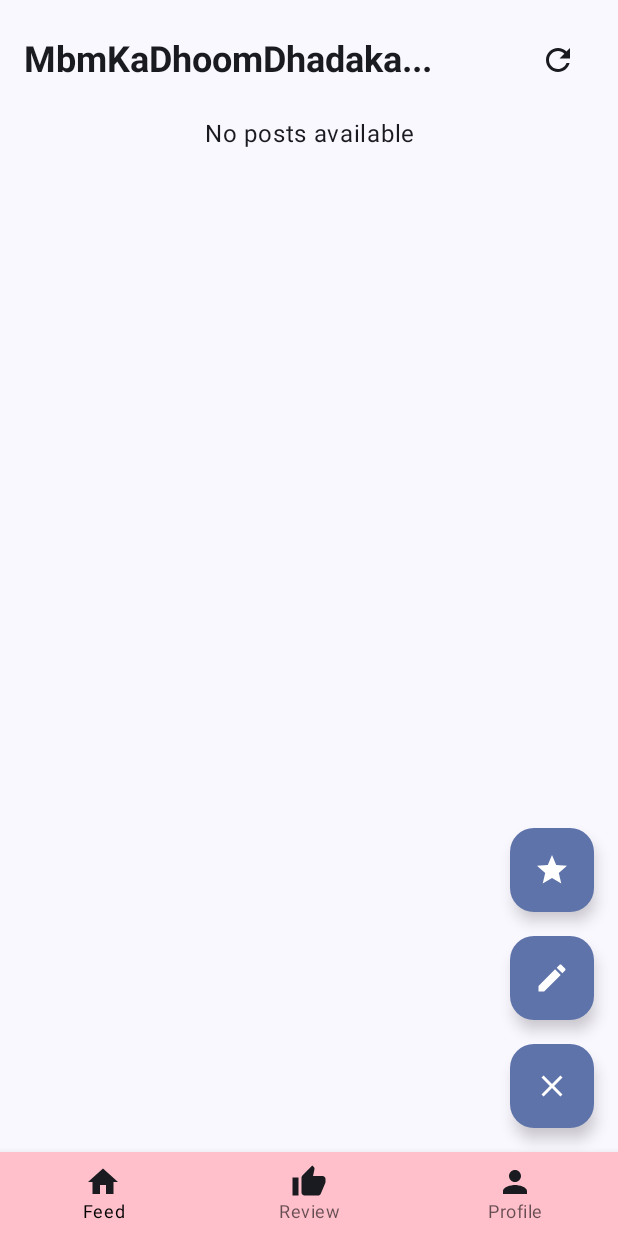
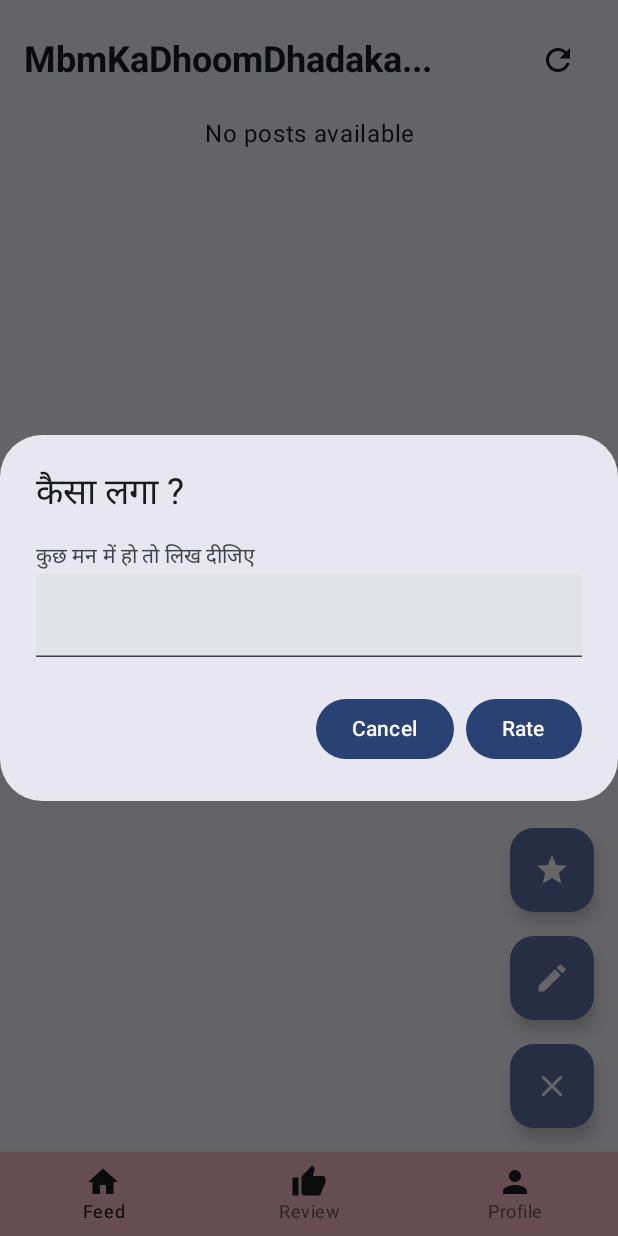
Before and after one commit to bhaskarkatara/MbmReviewer-feed-mobile-application, an Android app built with Jetpack Compose: the FeedScreen screen opened through its navigation route, after a tap on "Rate this app", on a phone screen of 412 x 824 dp. Run offline under Robolectric (Android 15) with nearby library versions, the phone set to English and light mode, and no system bars; our stand-ins replace Firebase (no records; nobody signed in at launch, a user with empty details on screens opened directly), livedata-compose; pictures from the network do not load; 2 other taps on this screen came first.

```diff
--- a/app/src/main/java/com/example/mbmkadhumdhadaka/pages/FeedScreen.kt
+++ b/app/src/main/java/com/example/mbmkadhumdhadaka/pages/FeedScreen.kt
@@ -12,7 +12,6 @@ import androidx.compose.foundation.layout.*
 import androidx.compose.foundation.lazy.LazyColumn
 import androidx.compose.foundation.lazy.items
 import androidx.compose.foundation.shape.CircleShape
-import androidx.compose.foundation.shape.RoundedCornerShape
 import androidx.compose.material.icons.Icons
 import androidx.compose.material.icons.filled.Add
 import androidx.compose.material.icons.filled.Close
@@ -136,6 +135,41 @@ fun FeedScreen(navController: NavController, postViewModel: PostViewModel,authVi
                 .padding(16.dp)
                 .align(Alignment.BottomEnd)
         ) {
+            if (isClickToFeedback) {
+                AlertDialog(
+                    onDismissRequest = { isClickToFeedback = false },
+                    title = { Text(text = "कैसा लगा ?") },
+                    text = {
+                        Column {
+                            Text(text = "कुछ मन में हो तो लिख दीजिए")
+                            TextField(
+                                value = feedbackText,
+                                onValueChange = { feedbackText = it },
+                                modifier = Modifier.fillMaxWidth()
+                            )
+                        }
+                    },
+                    confirmButton = {
+                        Button(
+                            onClick = {
+                                if (feedbackText.isNotEmpty()) {
+                                    // Replace with actual feedback function
+                                    Toast.makeText(context, "Thank You :)", Toast.LENGTH_SHORT).show()
+                                    feedbackText = "" // Clear the feedback text after submission
+                                    isClickToFeedback = false
+                                }
+                            }
+                        ) {
+                            Text(text = "Rate")
+                        }
+                    },
+                    dismissButton = {
+                        Button(onClick = { isClickToFeedback = false }) {
+                            Text(text = "Cancel")
+                        }
+                    }
+                )
+            }
             if (isMenuExpanded) {
                 FloatingActionButton(onClick = { isClickToFeedback = true }) {
                     Icon(imageVector = Icons.Default.Star, contentDescription = "Rate this app")
@@ -197,13 +231,6 @@ fun PostCard(item: PostModel<Any?>, authViewModel: AuthViewModel, onImageClick:
     }
 }
 
-
-fun formatTimeStamp(timestamp: Long): String {
-    val sdf = SimpleDateFormat("yyyy-MM-dd", Locale.getDefault())
-    val date = Date(timestamp)
-    return sdf.format(date)
-}
-
 @Composable
 fun ZoomableImage(imageUrl: String, onClose: () -> Unit) {
     Box(
```
